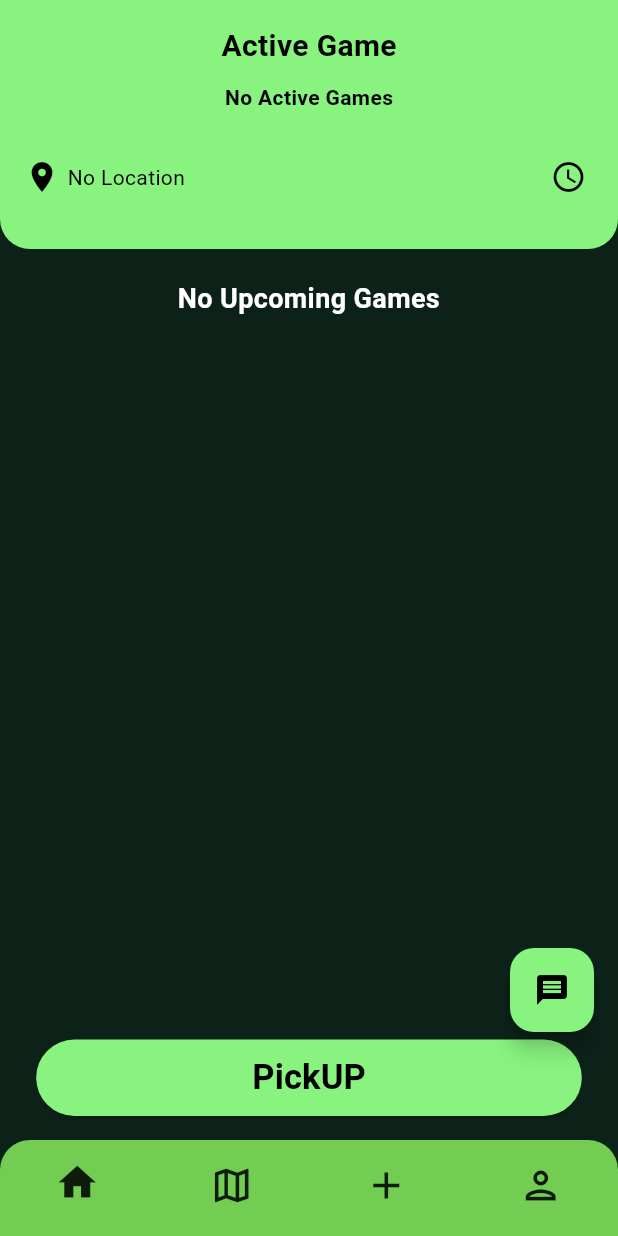
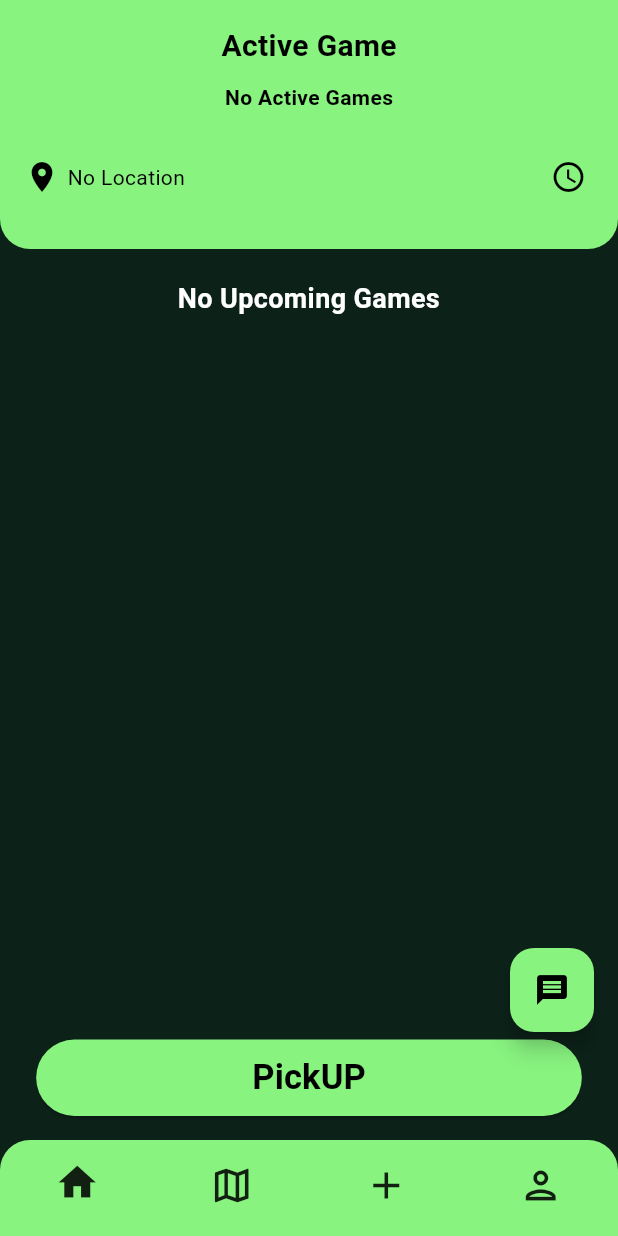
Before and after one commit to acm-projects/PickUP, a Flutter app: the MainPage screen opened by its route, on a phone screen of 412 x 824 dp. Run offline on Flutter 3.47's test engine with Material 3 defaults, Android fonts, the phone set to English and light mode, and no system bars; our stand-ins replace cloud_firestore, firebase_auth, firebase_core, flutter_calendar_carousel, flutter_local_notifications, flutter_secure_storage and 6 more; missing offline and left inert: flutter_polyline_points, geolocator_platform_interface, google_maps_flutter_android, google_maps_flutter_platform_interface, location_platform_interface; accounts and stored records are empty.

Commit message:
changed colors

```diff
--- a/lib/Screens/nav_bar.dart
+++ b/lib/Screens/nav_bar.dart
@@ -39,7 +39,7 @@ class _NavigationBarState extends State<NavigationBar> {
       duration: widget.animationDuration,
       height: 64, // Increased height
       decoration: const BoxDecoration(
-        color: Color(0xFF72CD52), // Navigation bar color
+        color: Color(0xFF88F37F), // Navigation bar color
         borderRadius:
             BorderRadius.vertical(top: Radius.circular(20)), // Rounded corners
       ),
@@ -94,7 +94,7 @@ class _MainPageState extends State<MainPage> {
   Widget build(BuildContext context) {
     return Scaffold(
       backgroundColor:
-          const Color(0xFF72CD52), // Background color of the scaffold
+          const Color(0xFF88F37F), // Background color of the scaffold
       extendBody: true,
       body: screens[index],
       bottomNavigationBar: NavigationBar(
--- a/lib/Screens/profile.dart
+++ b/lib/Screens/profile.dart
@@ -26,7 +26,7 @@ class _ProfilePageState extends State<ProfilePage> {
                 bottomRight: Radius.circular(20),
               ),
             ),
-            padding: const EdgeInsets.symmetric(vertical: 10),
+            padding: const EdgeInsets.symmetric(vertical: 20),
             child: const Center(
               // Center the row
               child: Row(
--- a/pubspec.yaml
+++ b/pubspec.yaml
@@ -85,6 +85,7 @@ flutter:
     - assets/ronaldo.jpeg
     - assets/cr7.png
     - assets/beachsoccer.png
+    - assets/PickUP-Logo.png
 
   # An image asset can refer to one or more resolution-specific "variants", see
   # https://flutter.dev/assets-and-images/#resolution-aware
```
Also changed, not shown: assets/PickUP-Logo.png (added).
